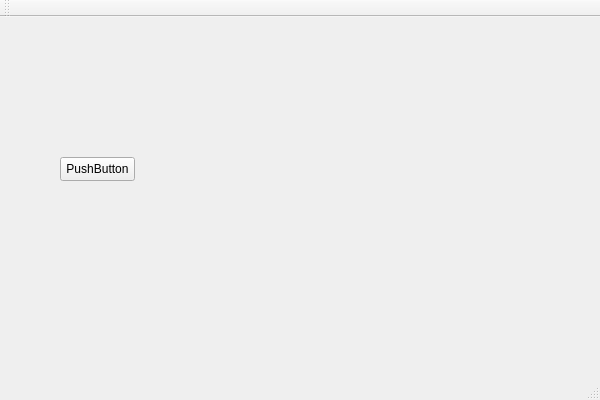
Above: BeerPong-Ultimate/src/gui/QtGUI/QtGUI.ui from rchaucha/BeerPong-Evoled before the change. Below: the same form after it.
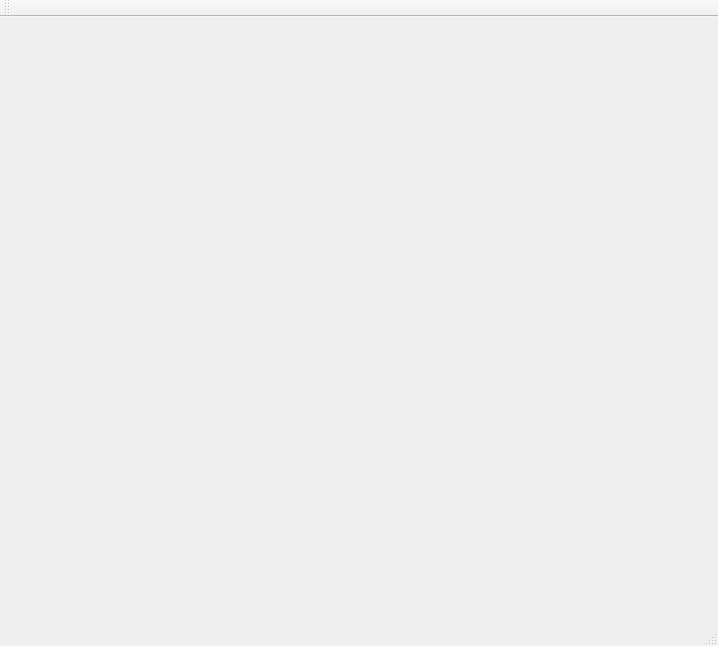
That is the form after the change.

The edit to the form file:
```diff
--- a/BeerPong-Ultimate/src/gui/QtGUI/QtGUI.ui
+++ b/BeerPong-Ultimate/src/gui/QtGUI/QtGUI.ui
@@ -6,28 +6,14 @@
    <rect>
     <x>0</x>
     <y>0</y>
-    <width>600</width>
-    <height>400</height>
+    <width>718</width>
+    <height>646</height>
    </rect>
   </property>
   <property name="windowTitle">
    <string>QtGUI</string>
   </property>
-  <widget class="QWidget" name="centralWidget">
-   <widget class="QPushButton" name="pushButton">
-    <property name="geometry">
-     <rect>
-      <x>60</x>
-      <y>140</y>
-      <width>75</width>
-      <height>24</height>
-     </rect>
-    </property>
-    <property name="text">
-     <string>PushButton</string>
-    </property>
-   </widget>
-  </widget>
+  <widget class="QWidget" name="centralWidget"/>
   <widget class="QMenuBar" name="menuBar">
    <property name="geometry">
     <rect>
```
Left out of the diff: 4 changed lines with no effect on the pictures.
